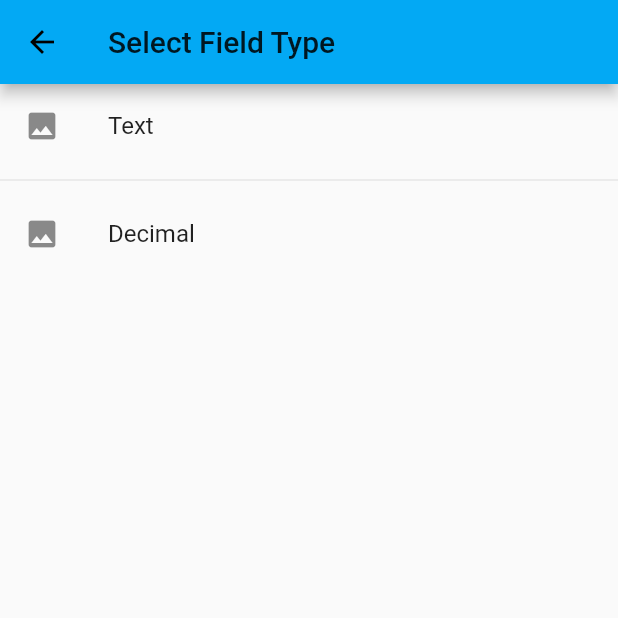
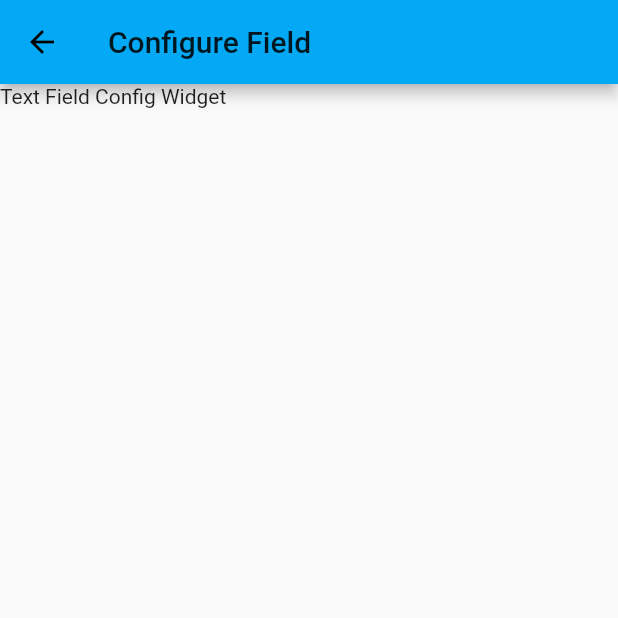
Before and after one commit to capainter8/DigitalCollectionApp, a Flutter app: the FieldTypeSelectScreen screen opened by its route, after a tap on "Text", on a phone screen of 412 x 824 dp, the top half of it. Run offline on Flutter 3.47's test engine with Material 2 defaults, Android fonts, the phone set to English and light mode, and no system bars; our stand-ins replace sqflite; accounts and stored records are empty.

Commit message:
Set up field configuration

```diff
--- a/lib/main.dart
+++ b/lib/main.dart
@@ -1,5 +1,6 @@
 import 'package:DigitalCollectionApp/screens/collection_creation/CollectionCreationScreen.dart';
 import 'package:DigitalCollectionApp/screens/collection_creation/CreateFieldScreen.dart';
+import 'package:DigitalCollectionApp/screens/collection_creation/FieldConfigScreen.dart';
 import 'package:DigitalCollectionApp/screens/collection_creation/FieldTypeSelectScreen.dart';
 import 'package:DigitalCollectionApp/screens/collection_viewing/CollectionViewScreen.dart';
 import 'package:DigitalCollectionApp/services/CollectionManager.dart';
@@ -35,7 +36,9 @@ class MyApp extends StatelessWidget {
               '/create_collection/select_field_type': (context) =>
                   FieldTypeSelectScreen(),
               '/create_collection/create_field': (context) =>
-                  CreateFieldScreen()
+                  CreateFieldScreen(),
+              '/create_collection/field_configuration': (context) =>
+                  FieldConfigScreen(),
             })
     );
   }
--- /dev/null
+++ b/lib/screens/collection_creation/FieldConfigScreen.dart
@@ -0,0 +1,33 @@
+import 'package:DigitalCollectionApp/models/fields/field_model.dart';
+import 'package:DigitalCollectionApp/widgets/fields/field_configuration_forms/DecimalFieldConfigWidget.dart';
+import 'package:DigitalCollectionApp/widgets/fields/field_configuration_forms/TextFieldConfigWidget.dart';
+import 'package:flutter/material.dart';
+
+class FieldConfigScreen extends StatelessWidget {
+
+  FieldConfigScreen();
+
+  @override
+  Widget build(BuildContext context) {
+
+    final FieldType type = ModalRoute.of(context).settings.arguments;
+
+    return Scaffold(
+      appBar: AppBar(
+        title: Text("Configure Field"),
+      ),
+      body: _getConfigurationForm(type),
+    );
+  }
+
+  Widget _getConfigurationForm(FieldType type) {
+    switch (type) {
+      case FieldType.TextField:
+        return TextFieldConfigWidget();
+      case FieldType.DecimalField:
+        return DecimalFieldConfigWidget();
+      default:
+        throw UnimplementedError("Configuration form not implemented for given field type");
+    }
+  }
+}
--- a/lib/screens/collection_creation/FieldTypeSelectScreen.dart
+++ b/lib/screens/collection_creation/FieldTypeSelectScreen.dart
@@ -21,6 +21,7 @@ class FieldTypeSelect extends StatelessWidget {
     return ListView.separated(
         itemBuilder: (BuildContext context, int index) {
           return _buildListTile(
+            context,
             f.FieldType.values.elementAt(index)
           );
         },
@@ -29,16 +30,20 @@ class FieldTypeSelect extends StatelessWidget {
     );
   }
 
-  Widget _buildListTile(f.FieldType type) {
+  Widget _buildListTile(BuildContext context, f.FieldType type) {
     f.Field tmp = f.FieldUtil.load(type, null, null);
     return ListTile(
       leading: Icon(Icons.image),
       title: Text(fieldTypeToString(tmp.getType())),
-      onTap: () => onListTileTapped(type),
+      onTap: () => onListTileTapped(context, type),
     );
   }
 
-  void onListTileTapped(f.FieldType type) {
-
+  void onListTileTapped(BuildContext context, f.FieldType type) {
+    Navigator.pushNamed(
+      context,
+      '/create_collection/field_configuration',
+      arguments: type
+    );
   }
 }
--- a/lib/widgets/collection_item/CollectionItemCard.dart
+++ b/lib/widgets/collection_item/CollectionItemCard.dart
@@ -1,7 +1,7 @@
 import 'package:DigitalCollectionApp/models/CollectionItem.dart';
 import 'package:DigitalCollectionApp/models/Schema.dart';
 import 'package:DigitalCollectionApp/models/fields/field_model.dart' as f;
-import 'package:DigitalCollectionApp/widgets/fields/FieldWidgetBuilder.dart';
+import 'package:DigitalCollectionApp/widgets/fields/field_display_widgets/FieldWidgetBuilder.dart';
 import 'package:flutter/material.dart';
 
 class CollectionItemCard extends StatelessWidget {
--- /dev/null
+++ b/lib/widgets/fields/field_configuration_forms/DecimalFieldConfigWidget.dart
@@ -0,0 +1,13 @@
+import 'package:flutter/material.dart';
+
+class DecimalFieldConfigWidget extends StatefulWidget {
+  @override
+  _DecimalFieldConfigWidgetState createState() => _DecimalFieldConfigWidgetState();
+}
+
+class _DecimalFieldConfigWidgetState extends State<DecimalFieldConfigWidget> {
+  @override
+  Widget build(BuildContext context) {
+    return Text("Decimal Field Config Widget");
+  }
+}
--- /dev/null
+++ b/lib/widgets/fields/field_configuration_forms/TextFieldConfigWidget.dart
@@ -0,0 +1,16 @@
+import 'package:flutter/material.dart';
+
+/// Widget for configuring text fields
+class TextFieldConfigWidget extends StatefulWidget {
+  @override
+  State<StatefulWidget> createState() {
+    return _State();
+  }
+}
+
+class _State extends State<TextFieldConfigWidget> {
+  @override
+  Widget build(BuildContext context) {
+    return Text("Text Field Config Widget");
+  }
+}
--- a/lib/widgets/fields/FieldWidgetBuilder.dart
+++ b/lib/widgets/fields/field_display_widgets/FieldWidgetBuilder.dart
@@ -3,7 +3,7 @@
 /// Use this class to construct a widget for a specific field type.
 
 import 'package:flutter/material.dart';
-import '../../models/fields/Fields.dart' as fields;
+import '../../../models/fields/Fields.dart' as fields;
 import 'DecimalFieldWidget.dart';
 import 'TextFieldWidget.dart';
 
```
Also changed, not shown: lib/widgets/fields/field_display_widgets/BaseFieldWidget.dart (renamed from lib/widgets/fields/BaseFieldWidget.dart), lib/widgets/fields/field_display_widgets/DecimalFieldWidget.dart (renamed from lib/widgets/fields/DecimalFieldWidget.dart), lib/widgets/fields/field_display_widgets/TextFieldWidget.dart (renamed from lib/widgets/fields/TextFieldWidget.dart).
